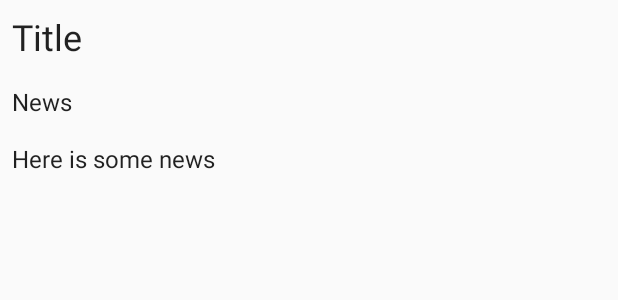
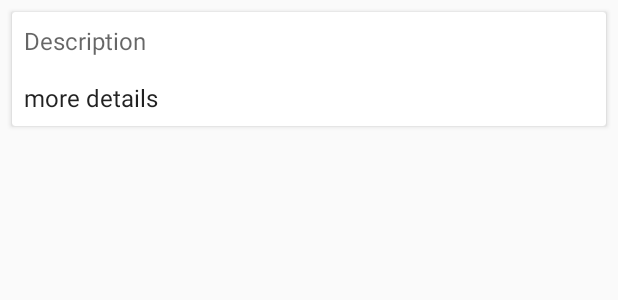
Before and after one commit to access-autism/android-client, an Android app: the layout list_item.xml on its own in the app's theme, with its tools: preview values and no code run, on a phone screen of 412 x 824 dp. Shown: the top 300 px of the screen. Run offline under Robolectric (Android 15) with nearby library versions, the light colour scheme and no system bars.

Commit message:
Update layout files

```diff
--- a/app/src/main/res/layout/list_item.xml
+++ b/app/src/main/res/layout/list_item.xml
@@ -1,28 +1,49 @@
 <?xml version="1.0" encoding="utf-8"?>
-<LinearLayout xmlns:android="http://schemas.android.com/apk/res/android"
-    android:orientation="vertical" android:layout_width="match_parent"
+
+<android.support.v7.widget.CardView xmlns:android="http://schemas.android.com/apk/res/android"
+    android:layout_width="match_parent"
+    android:layout_height="wrap_content"
+    android:layout_margin="8dp"
+    android:background="?android:selectableItemBackground">
+
+    <RelativeLayout
+        android:layout_width="match_parent"
         android:layout_height="wrap_content">
 
+        <ImageView
+            android:id="@+id/skillsImage"
+            android:layout_width="match_parent"
+            android:layout_height="wrap_content"
+            android:adjustViewBounds="true"/>
+
         <TextView
+            android:id="@+id/title"
+            style="@style/TextAppearance.AppCompat.Headline"
             android:layout_width="wrap_content"
             android:layout_height="wrap_content"
-        android:id="@+id/title"
+            android:layout_alignBottom="@id/skillsImage"
+            android:padding="8dp"
+            android:textColor="@color/white"
             android:text="@string/title_placeholder"
-        android:padding="8dp"
-        style="@style/TextAppearance.AppCompat.Headline"/>
+            android:theme="@style/ThemeOverlay.AppCompat.Dark"/>
+
         <TextView
+            android:id="@+id/newsTitle"
+            style="@style/TextAppearance.AppCompat.Subhead"
             android:layout_width="wrap_content"
             android:layout_height="wrap_content"
-        android:id="@+id/newsTitle"
-        android:text="@string/news_placeholder"
+            android:layout_below="@id/skillsImage"
             android:padding="8dp"
-        style="@style/TextAppearance.AppCompat.Subhead" />
+            android:text="@string/description_label"
+            android:textColor="?android:textColorSecondary" />
+
         <TextView
+            android:id="@+id/subTitle"
+            style="@style/TextAppearance.AppCompat.Subhead"
             android:layout_width="wrap_content"
             android:layout_height="wrap_content"
-        android:id="@+id/subTitle"
-        android:text="@string/sports_info_placeholder"
+            android:layout_below="@id/newsTitle"
             android:padding="8dp"
-        style="@style/TextAppearance.AppCompat.Subhead" />
-
-</LinearLayout>
+            android:text="@string/skills_info_placeholder" />
+    </RelativeLayout>
+</android.support.v7.widget.CardView>
```
Also changed, not shown: app/src/main/res/layout/activity_skills_list.xml (+11 -6 lines), app/src/main/res/values/strings.xml (+24 -9 lines). Lines whose indentation alone changed are shown as unchanged.
